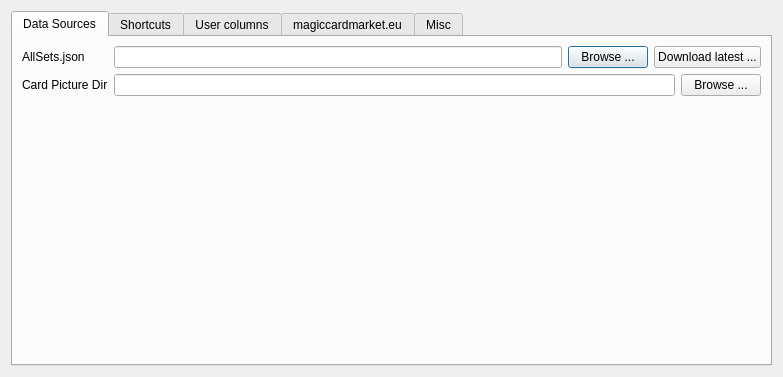
Old version of the form mtgcards/optionsdialog.ui in the repository stijnvermeir/mtgcards.
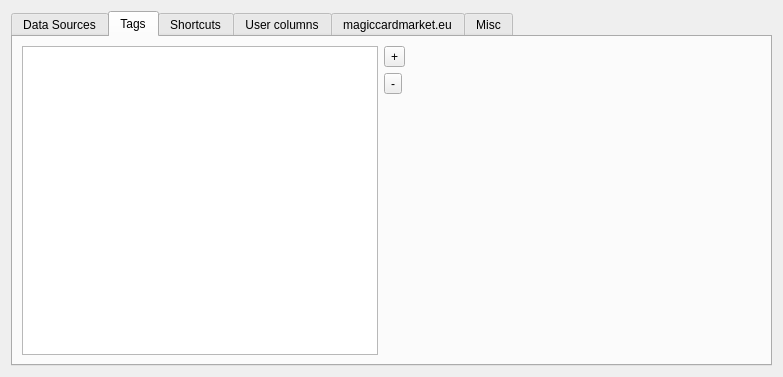
New version of the form. The open tabs and pages were chosen to show the change. Icons and pictures are not drawn.

```diff
--- a/mtgcards/optionsdialog.ui
+++ b/mtgcards/optionsdialog.ui
@@ -92,6 +92,78 @@
        </item>
       </layout>
      </widget>
+     <widget class="QWidget" name="tagsTab">
+      <attribute name="title">
+       <string>Tags</string>
+      </attribute>
+      <layout class="QHBoxLayout" name="horizontalLayout_8">
+       <item>
+        <widget class="QListWidget" name="tagsList">
+         <property name="alternatingRowColors">
+          <bool>true</bool>
+         </property>
+         <property name="viewMode">
+          <enum>QListView::ListMode</enum>
+         </property>
+        </widget>
+       </item>
+       <item>
+        <layout class="QVBoxLayout" name="verticalLayout_3">
+         <property name="rightMargin">
+          <number>0</number>
+         </property>
+         <item>
+          <widget class="QToolButton" name="addTagBtn">
+           <property name="text">
+            <string>+</string>
+           </property>
+           <property name="icon">
+            <iconset resource="mtgcards.qrc">
+             <normaloff>:/resources/icons/add186.svg</normaloff>:/resources/icons/add186.svg</iconset>
+           </property>
+          </widget>
+         </item>
+         <item>
+          <widget class="QToolButton" name="removeTagsBtn">
+           <property name="text">
+            <string>-</string>
+           </property>
+           <property name="icon">
+            <iconset resource="mtgcards.qrc">
+             <normaloff>:/resources/icons/horizontal39.svg</normaloff>:/resources/icons/horizontal39.svg</iconset>
+           </property>
+          </widget>
+         </item>
+         <item>
+          <spacer name="verticalSpacer">
+           <property name="orientation">
+            <enum>Qt::Vertical</enum>
+           </property>
+           <property name="sizeHint" stdset="0">
+            <size>
+             <width>20</width>
+             <height>40</height>
+            </size>
+           </property>
+          </spacer>
+         </item>
+        </layout>
+       </item>
+       <item>
+        <spacer name="horizontalSpacer_2">
+         <property name="orientation">
+          <enum>Qt::Horizontal</enum>
+         </property>
+         <property name="sizeHint" stdset="0">
+          <size>
+           <width>40</width>
+           <height>20</height>
+          </size>
+         </property>
+        </spacer>
+       </item>
+      </layout>
+     </widget>
      <widget class="QWidget" name="shortcutsTab">
       <attribute name="title">
        <string>Shortcuts</string>
```
